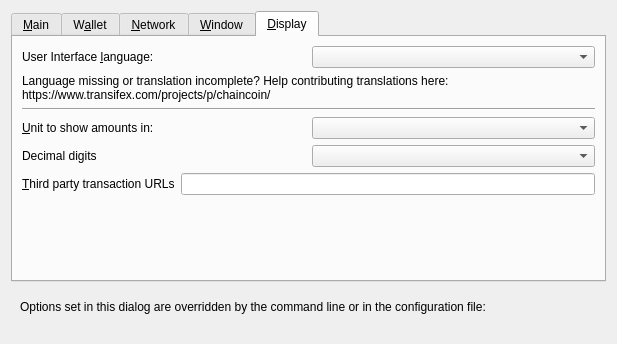
First picture: the form in src/qt/forms/optionsdialog.ui, repository ChainCoinUnlimited/ChainCoin, before the edit; both pictures show x 0 to 617 and y 0 to 344 of the 617 by 503 pixel window.
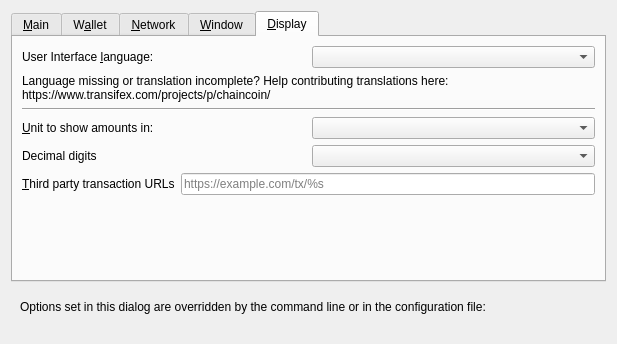
Second picture: the form after the edit. Custom widgets are drawn as their Qt base class.

Commit message:
gui: Move static placeholder texts to forms
There was an issue around the time of Qt 4.6 when placeholder text was
introduced, that caused a compile failure when it was specified in the
form.

As a workaround the placeholder texts were moved to the code.

Qt 4 hasn't been relevant to us for ages. So move all (non-parametrized)
placeholder texts to the form files instead.

It's better to keep this kind of text content together. Makes sure
translate/no-translate status is kept as it is.

What changed in the file:
```diff
--- a/src/qt/forms/optionsdialog.ui
+++ b/src/qt/forms/optionsdialog.ui
@@ -834,6 +834,9 @@
            <property name="toolTip">
             <string>Third party URLs (e.g. a block explorer) that appear in the transactions tab as context menu items.&lt;br/&gt;%s in the URL is replaced by transaction hash. Multiple URLs are separated by vertical bar |.</string>
            </property>
+           <property name="placeholderText">
+            <string notr="true">https://example.com/tx/%s</string>
+           </property>
           </widget>
          </item>
         </layout>
```
The commit also changes 7 other files.
